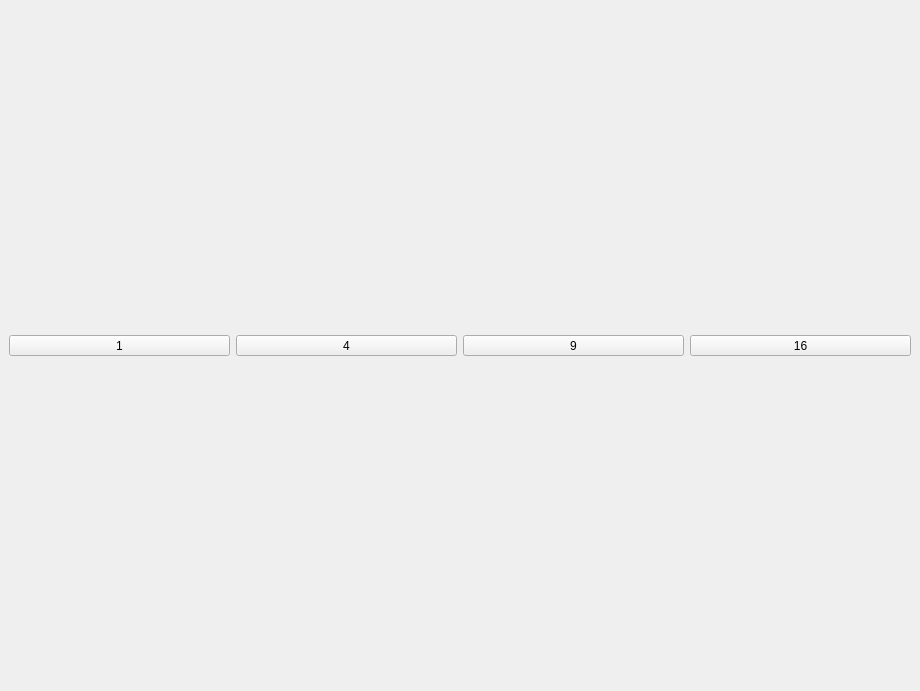
dyhgo/Horus, file player/mainwindow.ui: the form before one commit.
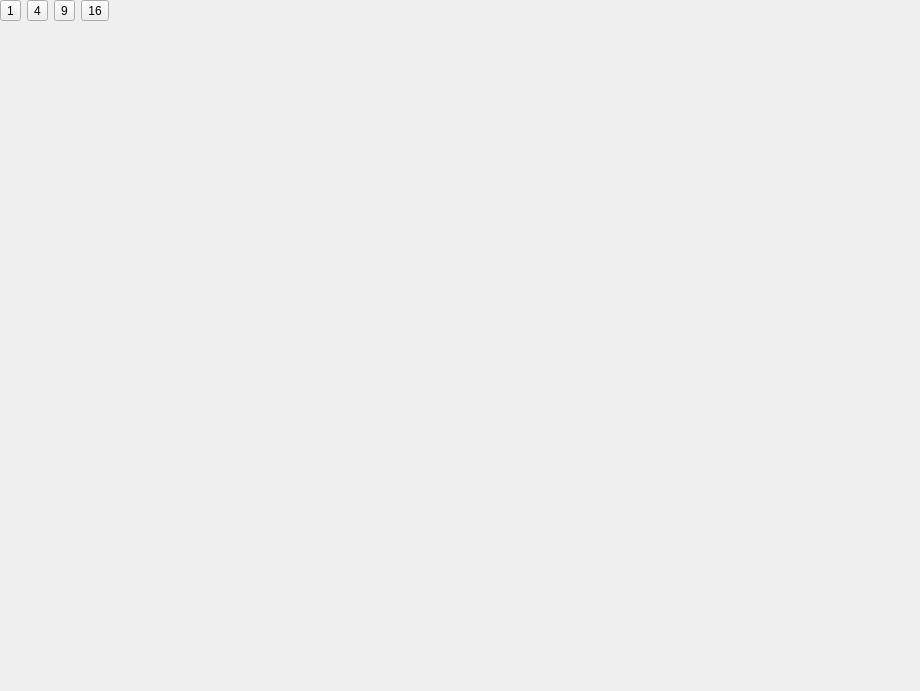
The form after the commit.

The edit to the form file:
```diff
--- a/player/mainwindow.ui
+++ b/player/mainwindow.ui
@@ -1,7 +1,7 @@
 <?xml version="1.0" encoding="UTF-8"?>
 <ui version="4.0">
  <class>MainWindow</class>
- <widget class="QMainWindow" name="MainWindow">
+ <widget class="QWidget" name="MainWindow">
   <property name="geometry">
    <rect>
     <x>0</x>
```
